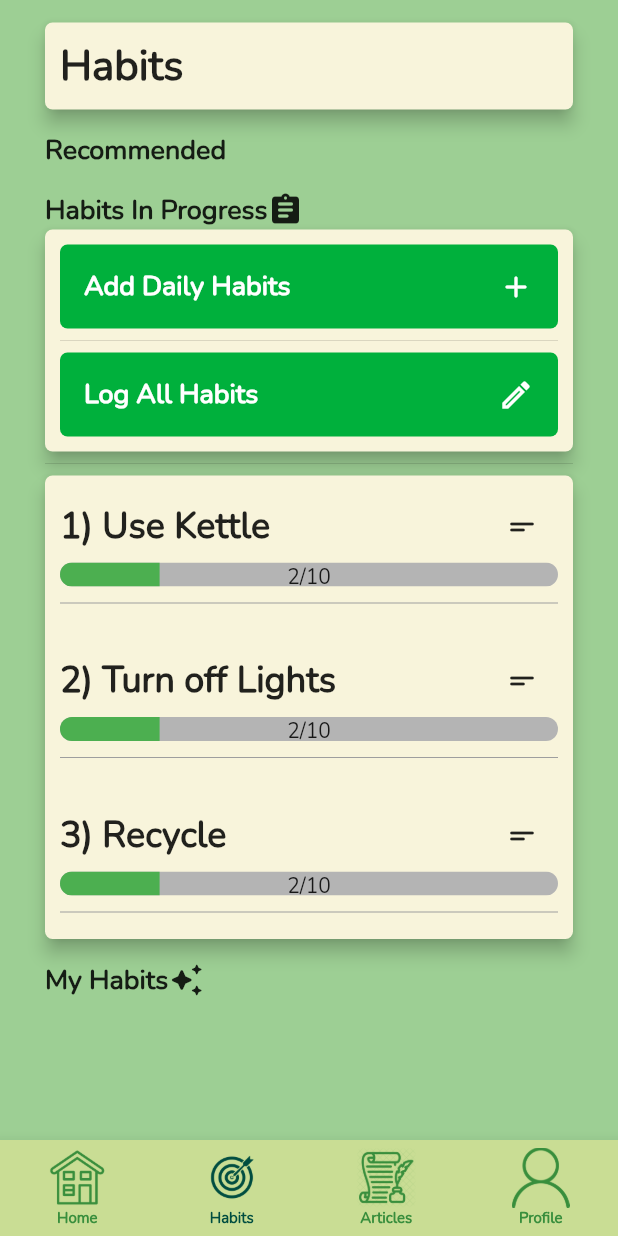
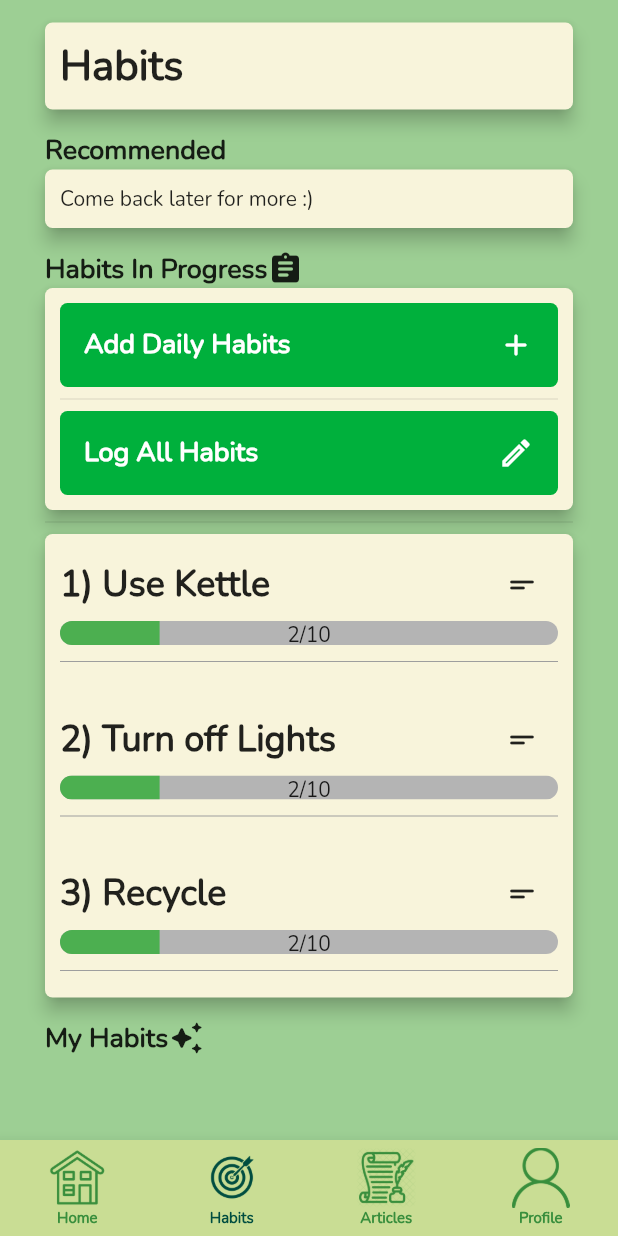
Before and after one commit to csc301-fall-2021/team-project-9-greenpeeps, a Flutter app: the Navigation screen opened by its route, item 2 of the bottom bar chosen, on a phone screen of 412 x 824 dp. Run offline on Flutter 3.47's test engine with Material 2 defaults, Android fonts, the phone set to English and light mode, and no system bars; our stand-ins replace cloud_firestore, firebase_auth, firebase_core, get, pie_chart; missing offline and left inert: cloud_firestore_web, firebase_auth_web, firebase_core_web; accounts and stored records are empty.

Commit message:
Add run out of recommended habits message

```diff
--- /dev/null
+++ b/green_peeps_app/lib/habits/recommended_come_back_later.dart
@@ -0,0 +1,32 @@
+import 'package:flutter/material.dart';
+
+class RecommendedComeBackLater extends StatefulWidget {
+  const RecommendedComeBackLater({Key? key}) : super(key: key);
+
+  @override
+  _RecommendedComeBackLaterState createState() => _RecommendedComeBackLaterState();
+}
+
+class _RecommendedComeBackLaterState extends State<RecommendedComeBackLater> {
+  final double _habitItemPadding = 10.0;
+  final double _habitItemElevation = 5.0; // The height of shadow beneath box
+  final Color _habitItemColor = const Color.fromRGBO(248, 244, 219, 1);
+
+  @override
+  Widget build(BuildContext context) {
+    return Material(
+      color: _habitItemColor,
+      elevation: _habitItemElevation,
+      borderRadius: BorderRadius.circular(5.0),
+      child: Container(
+        padding: EdgeInsets.all(_habitItemPadding),
+        child: Row(
+          mainAxisAlignment: MainAxisAlignment.spaceBetween,
+          children: const <Widget>[
+            Text("Come back later for more :)"),
+          ]
+        )
+      )
+    );
+  }
+}
```
Also changed, not shown: green_peeps_app/lib/habits/recommended_box.dart (+10 -3 lines).
